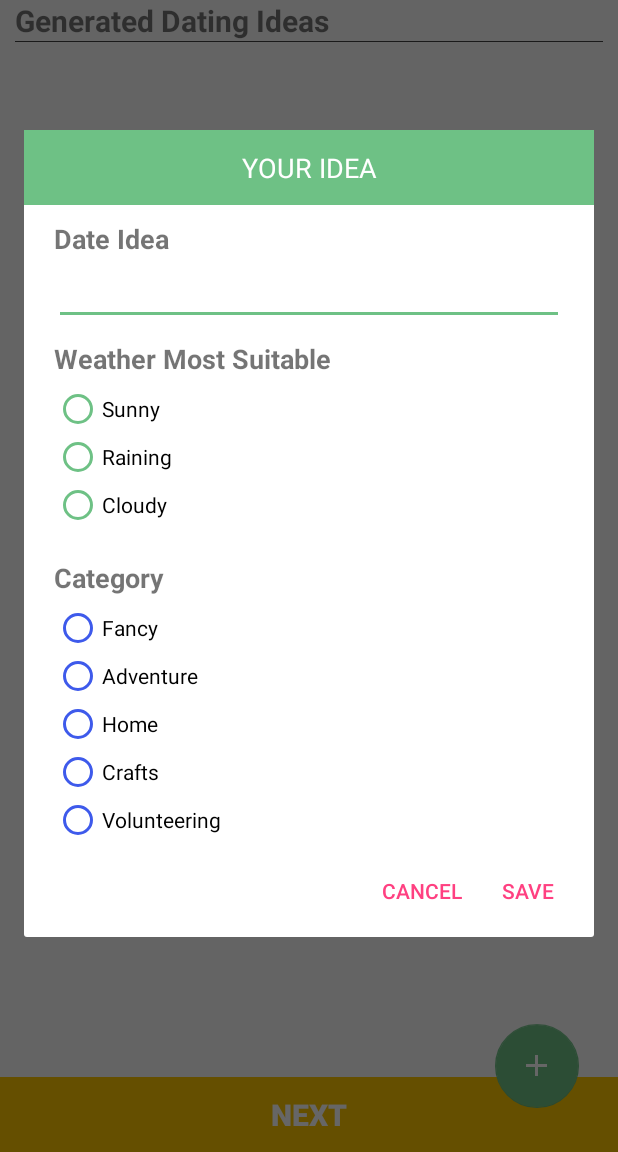
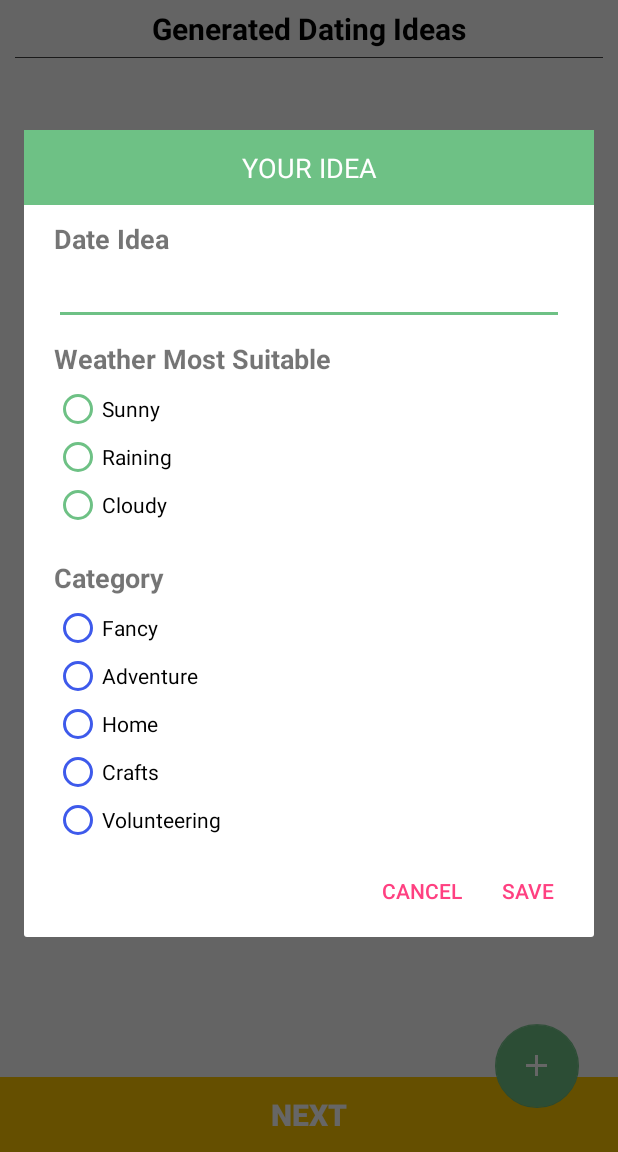
Before and after one commit to warrington591/Randevu, an Android app: the fragment DateGeneratorFragment placed in its activity, after a tap on an icon or button, on a phone screen of 412 x 824 dp, the part 84-1236 px from its top. Run offline under Robolectric (Android 15) with nearby library versions, the phone set to English and light mode, and no system bars; our stand-ins replace ButterKnife, Firebase (no records; nobody signed in at launch, a user with empty details on screens opened directly); libraries missing offline, so code that uses them is left out: com.facebook.stetho, com.firebase.ui, org.greenrobot.greendao; pictures from the network do not load; 3 statements that could not run were skipped.

Commit message:
more style adjustments

```diff
--- a/app/src/main/res/layout/date_ideas.xml
+++ b/app/src/main/res/layout/date_ideas.xml
@@ -1,68 +1,73 @@
 <?xml version="1.0" encoding="utf-8"?>
 <RelativeLayout xmlns:android="http://schemas.android.com/apk/res/android"
     xmlns:app="http://schemas.android.com/apk/res-auto"
-    android:orientation="vertical" android:layout_width="match_parent"
-    android:layout_height="match_parent">
+    android:layout_width="match_parent"
+    android:layout_height="match_parent"
+    android:orientation="vertical">
 
 
-
-
-
-    <TextView
-        android:id="@+id/dateLabel"
-        android:layout_marginLeft="10dp"
-        android:layout_below="@+id/weatherLL"
+    <RelativeLayout
+        android:id="@+id/dateLabelRl"
         android:layout_width="match_parent"
         android:layout_height="wrap_content"
-        android:text="Generated Dating Ideas"
-        android:textStyle="bold"
-        android:textSize="20sp"/>
+        android:gravity="center_horizontal">
+
+        <TextView
+            android:id="@+id/dateLabel"
+            android:layout_width="wrap_content"
+            android:layout_height="wrap_content"
+            android:layout_below="@+id/weatherLL"
+            android:layout_marginTop="5dp"
+            android:text="Generated Dating Ideas"
+            android:textSize="20sp"
+            android:textColor="#000000"
+            android:textStyle="bold" />
+    </RelativeLayout>
+
 
     <View
         android:id="@+id/dateLineSeperator"
-        android:layout_below="@+id/dateLabel"
         android:layout_width="match_parent"
+        android:layout_height="0.2dp"
+        android:layout_below="@+id/dateLabelRl"
         android:layout_marginLeft="10dp"
         android:layout_marginRight="10dp"
-        android:layout_height="0.2dp"
-        android:background="@color/cardview_dark_background"
-        ></View>
+        android:layout_marginTop="5dp"
+        android:background="@color/cardview_dark_background"></View>
 
     <android.support.v7.widget.RecyclerView
         android:id="@+id/dateIdeasRV"
         android:layout_width="match_parent"
         android:layout_height="wrap_content"
         android:layout_above="@+id/nextBtnToSelected"
-        android:layout_below="@+id/dateLabel">
-    </android.support.v7.widget.RecyclerView>
+        android:layout_below="@+id/dateLabelRl"></android.support.v7.widget.RecyclerView>
 
     <android.support.design.widget.FloatingActionButton
         android:id="@+id/addDateIdea"
         android:layout_width="wrap_content"
         android:layout_height="wrap_content"
+        android:layout_alignEnd="@+id/dateLineSeperator"
+        android:layout_alignParentBottom="true"
         android:layout_gravity="bottom|right"
+        android:layout_marginLeft="16dp"
+        android:layout_marginRight="16dp"
+        android:layout_marginBottom="29dp"
         android:src="@drawable/ic_add_24"
         android:tint="@android:color/white"
+        app:backgroundTint="@color/lime_green"
+        app:fabSize="normal"
         app:layout_anchor="@+id/dateIdeasRV"
-        app:layout_anchorGravity="bottom|right|end"
-        android:layout_marginLeft="16dp"
-        android:layout_marginRight="16dp"
-        app:fabSize="normal"
-        android:layout_alignParentBottom="true"
-        app:backgroundTint="@color/lime_green"
-        android:layout_alignEnd="@+id/dateLineSeperator"
-        android:layout_marginBottom="29dp" />
+        app:layout_anchorGravity="bottom|right|end" />
 
     <Button
         android:id="@+id/nextBtnToSelected"
         android:layout_width="match_parent"
+        android:layout_height="50dp"
         android:layout_alignParentBottom="true"
-        android:layout_height="50dp"
+        android:background="@color/checkMarkColor"
         android:text="Next"
         android:textColor="@color/white"
-        android:background="@color/checkMarkColor"
         android:textSize="20sp"
-        android:textStyle="bold"
-        />
+        android:textStyle="bold" />
 
 </RelativeLayout>
```
Also changed, not shown: 1 other file.
